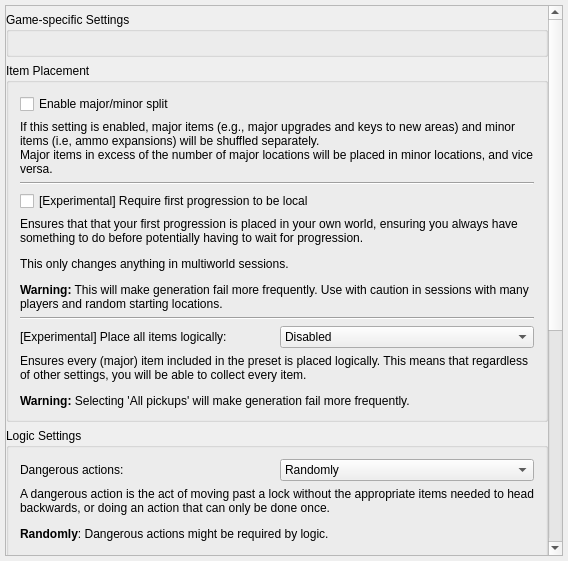
Before: the Qt Designer form randovania/gui/ui_files/preset_generation.ui in randovania/randovania, drawn with Qt 5.
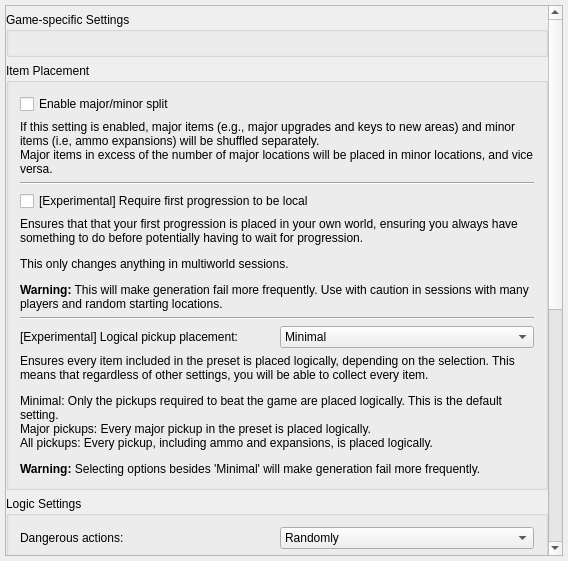
After: the same form once the commit is applied.

Diff of the .ui file:
```diff
--- a/randovania/gui/ui_files/preset_generation.ui
+++ b/randovania/gui/ui_files/preset_generation.ui
@@ -44,7 +44,7 @@
          <x>0</x>
          <y>0</y>
          <width>539</width>
-         <height>944</height>
+         <height>1020</height>
         </rect>
        </property>
        <layout class="QVBoxLayout" name="verticalLayout_3">
@@ -131,7 +131,7 @@
              <item>
               <widget class="QLabel" name="all_obtainable_label">
                <property name="text">
-                <string>[Experimental] Place all items logically:</string>
+                <string>[Experimental] Logical pickup placement:</string>
                </property>
               </widget>
              </item>
@@ -139,7 +139,7 @@
               <widget class="QComboBox" name="all_obtainable_combo">
                <item>
                 <property name="text">
-                 <string>Disabled</string>
+                 <string>Minimal</string>
                 </property>
                </item>
                <item>
@@ -159,7 +159,7 @@
            <item>
             <widget class="QLabel" name="all_obtainable_description">
              <property name="text">
-              <string>&lt;html&gt;&lt;head/&gt;&lt;body&gt;&lt;p&gt;Ensures every (major) item included in the preset is placed logically. This means that regardless of other settings, you will be able to collect every item.&lt;/p&gt;&lt;p&gt;&lt;span style=&quot; font-weight:700;&quot;&gt;Warning:&lt;/span&gt; Selecting 'All pickups' will make generation fail more frequently.&lt;/p&gt;&lt;/body&gt;&lt;/html&gt;</string>
+              <string>&lt;html&gt;&lt;head/&gt;&lt;body&gt;&lt;p&gt;Ensures every item included in the preset is placed logically, depending on the selection. This means that regardless of other settings, you will be able to collect every item.&lt;/p&gt;&lt;p&gt;Minimal: Only the pickups required to beat the game are placed logically. This is the default setting.&lt;br/&gt;Major pickups: Every major pickup in the preset is placed logically.&lt;br/&gt;All pickups: Every pickup, including ammo and expansions, is placed logically.&lt;/p&gt;&lt;p&gt;&lt;span style=&quot; font-weight:700;&quot;&gt;Warning:&lt;/span&gt; Selecting options besides 'Minimal' will make generation fail more frequently.&lt;/p&gt;&lt;/body&gt;&lt;/html&gt;</string>
              </property>
              <property name="wordWrap">
               <bool>true</bool>
```
Left out of the diff: 10 changed lines with no effect on the pictures.
